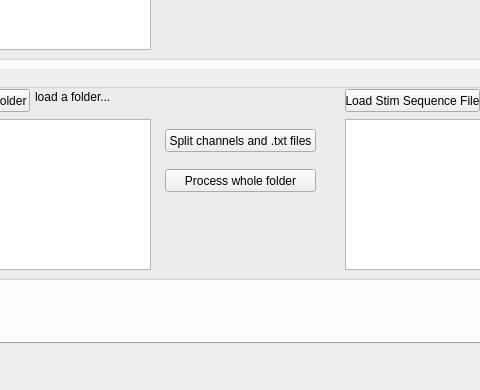
This is isoi_window_V2.ui in JohnstonLab/OMMI as Qt 5 draws it before an edit; both pictures show x 147 to 627 and y 197 to 587 of the 825 by 587 pixel window. The edited form follows.
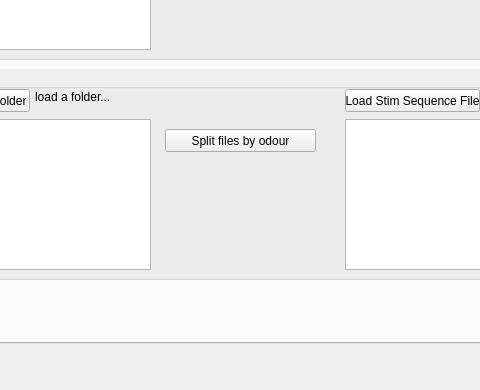
This is the edited form.

Commit message: Run btn issue troobleshooted

The edit to the form file:
```diff
--- a/isoi_window_V2.ui
+++ b/isoi_window_V2.ui
@@ -768,19 +768,6 @@
       <property name="title">
        <string>Loop File</string>
       </property>
-      <widget class="QPushButton" name="splitAllBtn_2">
-       <property name="geometry">
-        <rect>
-         <x>280</x>
-         <y>100</y>
-         <width>151</width>
-         <height>23</height>
-        </rect>
-       </property>
-       <property name="text">
-        <string>Process whole folder</string>
-       </property>
-      </widget>
       <widget class="QPushButton" name="loadExpFileBtn">
        <property name="geometry">
         <rect>
@@ -827,7 +814,7 @@
         </rect>
        </property>
        <property name="text">
-        <string>Split channels and .txt files</string>
+        <string>Split files by odour</string>
        </property>
       </widget>
       <widget class="QPushButton" name="loadJsonBtn">
```
The commit also changes 2 other files.
